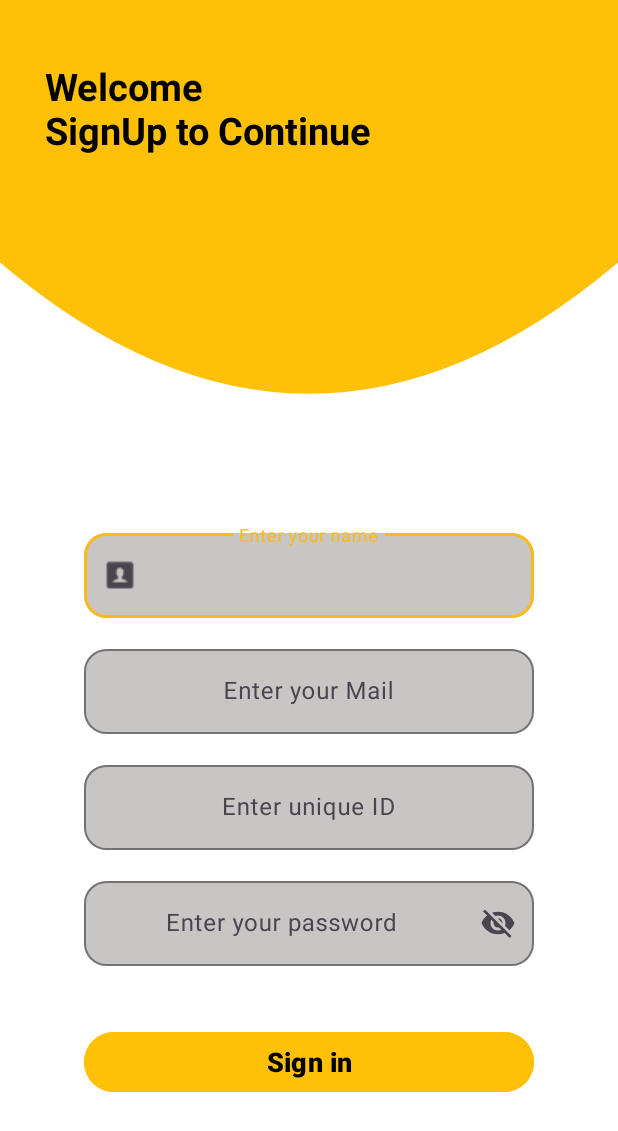
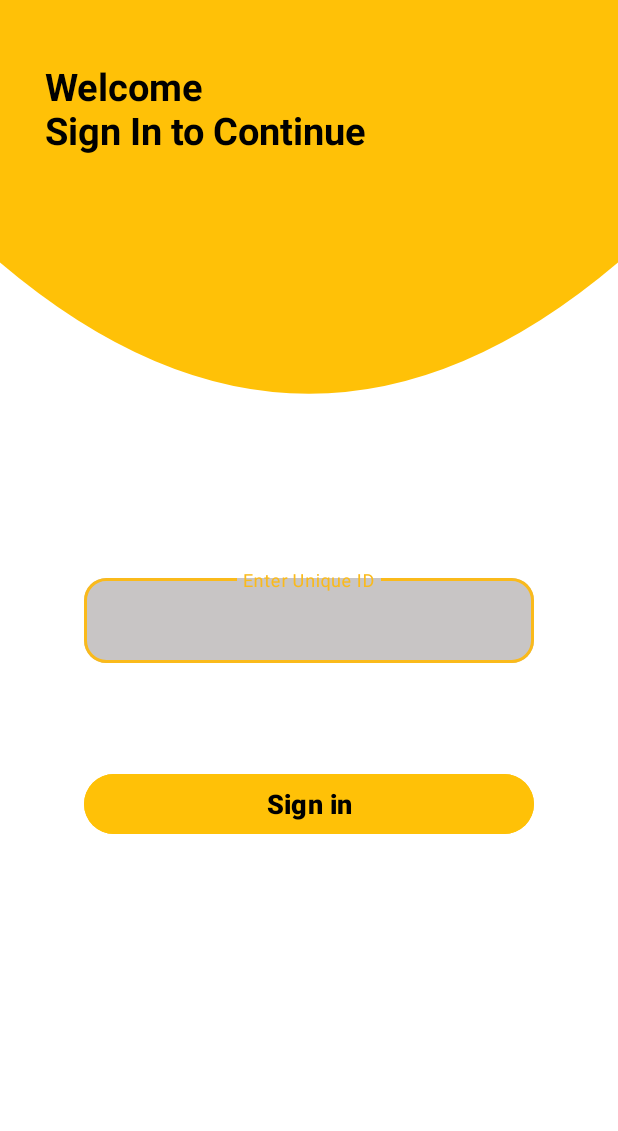
Before and after one commit to sandeepmehra28/Android-with-Kotlin, an Android app: the SigninActivity screen opened directly, with no data from a screen before it, on a phone screen of 412 x 824 dp. Shown: the top 1131 px of the screen. Run offline under Robolectric (Android 15) with nearby library versions, the phone set to English and light mode, and no system bars; our stand-ins replace Firebase (no records; nobody signed in at launch, a user with empty details on screens opened directly).

Commit message:
Adding new files for android with kotlin

```diff
--- a/app/src/main/AndroidManifest.xml
+++ b/app/src/main/AndroidManifest.xml
@@ -14,7 +14,13 @@
         android:supportsRtl="true"
         android:theme="@style/Theme.AndroidWithKotlin">
         <activity
+            android:name=".database_signup.WelcomeActivity"
+            android:exported="false" />
+        <activity
             android:name=".database_signup.SigninActivity"
+            android:exported="false" />
+        <activity
+            android:name=".database_signup.SignupActivity"
             android:exported="false" />
         <activity
             android:name=".uiux.HomeUiUx"
--- a/app/src/main/java/com/example/android_with_kotlin/MainActivity.kt
+++ b/app/src/main/java/com/example/android_with_kotlin/MainActivity.kt
@@ -9,7 +9,7 @@ import android.widget.Toast
 import androidx.activity.enableEdgeToEdge
 import androidx.appcompat.app.AppCompatActivity
 import com.example.android_with_kotlin.R.id.btnDark
-import com.example.android_with_kotlin.database_signup.SigninActivity
+import com.example.android_with_kotlin.database_signup.SignupActivity
 import com.example.android_with_kotlin.intents.ImplicitIntentActivity
 import com.example.android_with_kotlin.multiple_intents_class.CafeMainActivity
 import com.example.android_with_kotlin.uiux.ShowLogoActivity
@@ -58,7 +58,7 @@ class MainActivity : AppCompatActivity() {
             startActivity(intent)
         }
         DBBtn.setOnClickListener {
-            val intent = Intent(this, SigninActivity::class.java)
+            val intent = Intent(this, SignupActivity::class.java)
             startActivity(intent)
         }
     }
--- a/app/src/main/java/com/example/android_with_kotlin/database_signup/SigninActivity.kt
+++ b/app/src/main/java/com/example/android_with_kotlin/database_signup/SigninActivity.kt
@@ -1,39 +1,60 @@
 package com.example.android_with_kotlin.database_signup
 
+import android.content.Intent
 import android.os.Bundle
 import android.widget.Button
-import android.widget.EditText
 import android.widget.Toast
 import androidx.activity.enableEdgeToEdge
 import androidx.appcompat.app.AppCompatActivity
+import androidx.core.view.ViewCompat
+import androidx.core.view.WindowInsetsCompat
 import com.example.android_with_kotlin.R
 import com.google.android.material.textfield.TextInputEditText
 import com.google.firebase.database.DatabaseReference
 import com.google.firebase.database.FirebaseDatabase
 
 class SigninActivity : AppCompatActivity() {
-    // late init var means declare first and then assign value after
-    lateinit var database : DatabaseReference
+    companion object{
+        const val KEY1 = "com.example.android_with_kotlin.database_signup.mail"
+        const val KEY2 = "com.example.android_with_kotlin.database_signup.name"
+        const val KEY3 = "com.example.android_with_kotlin.database_signup.id"
+    }
+    lateinit var databaseReference: DatabaseReference
     override fun onCreate(savedInstanceState: Bundle?) {
         super.onCreate(savedInstanceState)
         enableEdgeToEdge()
-        setContentView(R.layout.activity_signin)
-       val signBtn = findViewById<Button>(R.id.Btn)
-        val etName = findViewById<TextInputEditText>(R.id.etName)
-        val etMail = findViewById<TextInputEditText>(R.id.etMail)
-        val etPass = findViewById<TextInputEditText>(R.id.etPass)
-        val etUserId = findViewById<TextInputEditText>(R.id.etUserId)
-      signBtn.setOnClickListener {
-          val name =  etName.text.toString()
-          val mail = etMail.text.toString()
-          val pass = etPass.text.toString()
-          val userId = etUserId.text.toString()
-              val user = Users(name,mail,pass,userId)
-           database = FirebaseDatabase.getInstance().getReference("Users")
-              database.child(userId).setValue(user).addOnSuccessListener {
-                  Toast.makeText(this,"User Registered",Toast.LENGTH_SHORT).show()
-              }.addOnSuccessListener {
-                  Toast.makeText(this,"Failed",Toast.LENGTH_SHORT).show() }
-      }
+        setContentView(R.layout.activity_signin2)
+       val signinBtn = findViewById<Button>(R.id.BtnSignin)
+        val userNameEditText = findViewById<TextInputEditText>(R.id.userNameEditText)
+        signinBtn.setOnClickListener {
+            val uniqueId = userNameEditText.text.toString()
+            if(uniqueId.isNotEmpty()){
+                readData(uniqueId)
+            }
+            else{
+                Toast.makeText(this, "please enter user name", Toast.LENGTH_SHORT).show()
+            }
+        }
+    }
+    private fun readData(uniqueId: String) {
+        databaseReference = FirebaseDatabase.getInstance().getReference("Users")
+        databaseReference.child(uniqueId).get().addOnSuccessListener {
+           if(it.exists()){
+               //intent or info
+               val name = it.child("name").value
+               val email = it.child("email").value
+               val userId = it.child("uniqueID").value
+               val intent = Intent(this, WelcomeActivity::class.java)
+               intent.putExtra(KEY2,name.toString())
+               intent.putExtra(KEY1,email.toString())
+               intent.putExtra(KEY3,userId.toString())
+               startActivity(intent)
+           }else{
+               Toast.makeText(this, "User not found", Toast.LENGTH_SHORT).show()
+           }
+        }.addOnFailureListener {
+            Toast.makeText(this, "Failed", Toast.LENGTH_SHORT).show()
+        }
+
     }
 }
--- /dev/null
+++ b/app/src/main/res/layout/activity_signin2.xml
@@ -0,0 +1,57 @@
+<?xml version="1.0" encoding="utf-8"?>
+<LinearLayout xmlns:android="http://schemas.android.com/apk/res/android"
+    xmlns:app="http://schemas.android.com/apk/res-auto"
+    android:orientation="vertical"
+    xmlns:tools="http://schemas.android.com/tools"
+    android:id="@+id/main"
+    android:background="@color/white"
+    android:layout_width="match_parent"
+    android:layout_height="match_parent"
+    tools:context=".database_signup.SigninActivity">
+    <TextView
+        android:layout_width="match_parent"
+        android:layout_height="350dp"
+        android:text="Welcome\nSign In to Continue"
+        android:textSize="25sp"
+        android:textColor="@color/black"
+        android:paddingStart="30dp"
+        android:paddingEnd="30dp"
+        android:paddingTop="40dp"
+        android:textStyle="bold"
+        android:background="@drawable/top_curve_yellow" />
+
+    <com.google.android.material.textfield.TextInputLayout
+        app:boxStrokeColor="@color/yellow"
+        app:hintTextColor="@color/yellow"
+        android:layout_width="300dp"
+        android:layout_marginTop="30sp"
+        app:boxCornerRadiusBottomEnd="15sp"
+        app:boxCornerRadiusBottomStart="15sp"
+        app:boxCornerRadiusTopStart="15sp"
+        app:boxCornerRadiusTopEnd="15sp"
+        app:boxBackgroundColor="#C8C5C5"
+        android:layout_gravity="center"
+        android:layout_height="wrap_content">
+
+        <com.google.android.material.textfield.TextInputEditText
+            android:textColorHint="@color/yellow"
+            android:layout_width="match_parent"
+            android:layout_height="match_parent"
+            android:gravity="center"
+            android:id="@+id/userNameEditText"
+            android:hint="Enter Unique ID" />
+    </com.google.android.material.textfield.TextInputLayout>
+    <Button
+        android:layout_marginTop="70dp"
+        android:text="Sign in"
+        android:textColor="@color/black"
+        android:textStyle="bold"
+        android:textSize="18sp"
+        android:id="@+id/BtnSignin"
+        android:backgroundTint="#FFC107"
+        android:layout_gravity="center"
+        android:layout_width="300dp"
+        android:layout_height="wrap_content"
+
+        />
+</LinearLayout>
```
Also changed, not shown: app/src/main/java/com/example/android_with_kotlin/database_signup/SignupActivity.kt (added, +46 -0 lines), app/src/main/java/com/example/android_with_kotlin/database_signup/WelcomeActivity.kt (added, +29 -0 lines), app/src/main/res/layout/activity_signin.xml (+13 -2 lines), app/src/main/res/layout/activity_welcome.xml (added, +48 -0 lines).
